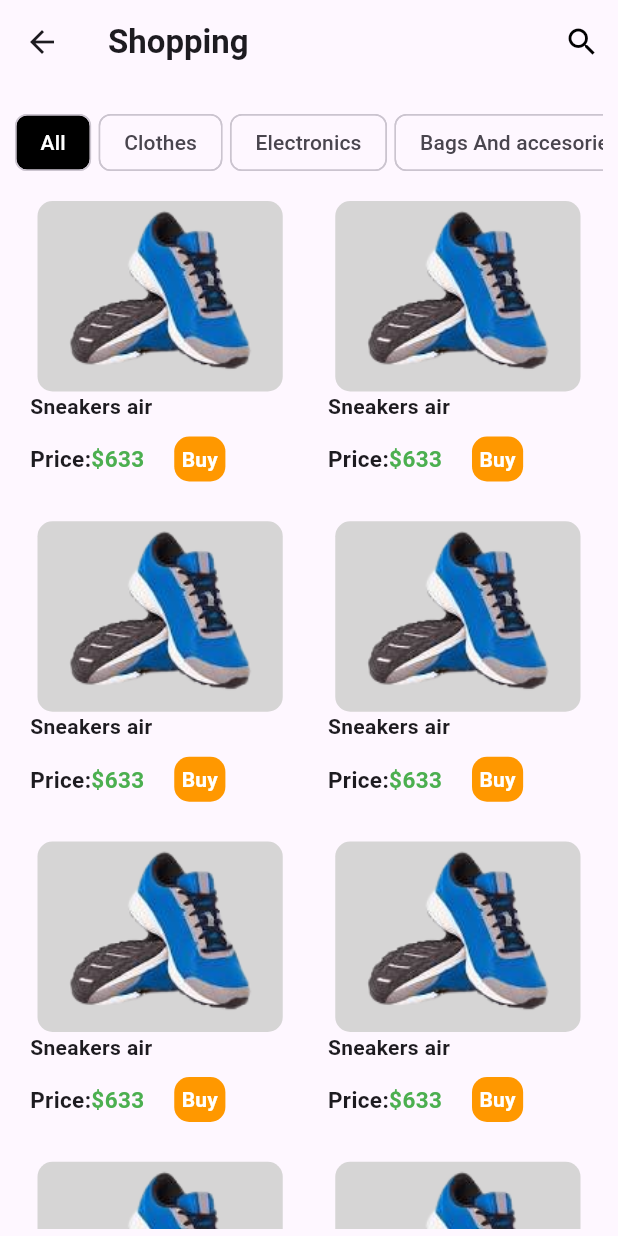
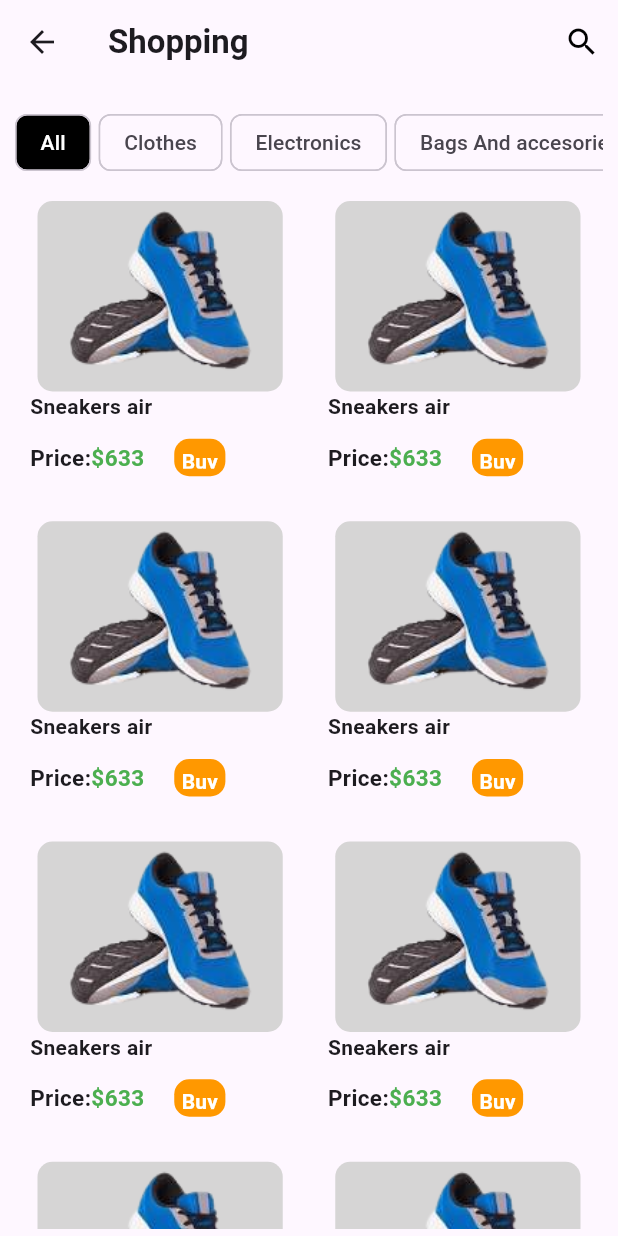
Before and after one commit to andrua-joshua/promote_uganda, a Flutter app: the screen it shows after launch, after a tap on "Promote Shop", on a phone screen of 412 x 824 dp. Run offline on Flutter 3.47's test engine with Material 2 defaults, Android fonts, the phone set to English and light mode, and no system bars.

Commit message:
more reds

```diff
--- a/lib/routes/home_screen/home_screen.dart
+++ b/lib/routes/home_screen/home_screen.dart
@@ -37,6 +37,8 @@ class homeScreen extends StatelessWidget {
                 onTap: (index) {
                   value.setIndex(index);
                 },
+                selectedItemColor: Colors.red,
+                unselectedItemColor: Colors.black,
                 items: const [
             BottomNavigationBarItem(icon: Icon(Icons.home), label: "Home"),
             BottomNavigationBarItem(
--- a/lib/routes/home_screen/home_tab/home_tab.dart
+++ b/lib/routes/home_screen/home_tab/home_tab.dart
@@ -13,7 +13,7 @@ class homeTab extends StatelessWidget {
           //backgroundColor: const Color.fromARGB(255, 18, 116, 228),
           title: const Text(
             "Hello [User]",
-            style: TextStyle(fontWeight: FontWeight.bold),
+            style: TextStyle(fontWeight: FontWeight.bold, color: Colors.white),
           ),
 
           actions: [
@@ -21,7 +21,7 @@ class homeTab extends StatelessWidget {
                 onPressed: () {},
                 icon: const Icon(
                   Icons.account_circle,
-                  size: 30,
+                  size: 30, color: Colors.white,
                 ))
           ],
           //onStretchTrigger: ,
--- a/lib/routes/home_screen/home_tab/widgets/home_tab_widgets.dart
+++ b/lib/routes/home_screen/home_tab/widgets/home_tab_widgets.dart
@@ -22,7 +22,7 @@ class scrollableNavWidget extends StatelessWidget {
                     padding: const EdgeInsets.all(4),
                     child: const Row(
                       children: [
-                        Icon(Icons.add_circle),
+                        Icon(Icons.add_circle, color: Colors.red,),
                         SizedBox(
                           width: 5,
                         ),
@@ -45,7 +45,7 @@ class scrollableNavWidget extends StatelessWidget {
                     padding: const EdgeInsets.all(4),
                     child: const Row(
                       children: [
-                        Icon(Icons.shop),
+                        Icon(Icons.shop, color: Colors.red,),
                         SizedBox(
                           width: 5,
                         ),
@@ -67,7 +67,7 @@ class scrollableNavWidget extends StatelessWidget {
                     padding: const EdgeInsets.all(4),
                     child: const Row(
                       children: [
-                        Icon(Icons.tv),
+                        Icon(Icons.tv, color: Colors.red,),
                         SizedBox(
                           width: 5,
                         ),
--- a/lib/routes/shopping/shopping_start_screen/widgets/shopping_start_screen_widget.dart
+++ b/lib/routes/shopping/shopping_start_screen/widgets/shopping_start_screen_widget.dart
@@ -91,9 +91,6 @@ class unitItemWidget extends StatelessWidget {
                 image: DecorationImage(
                     fit: BoxFit.contain, image: AssetImage(imgUrl))),
           ),
-          const SizedBox(
-            height: 0,
-          ),
           Padding(
             padding: const EdgeInsets.only(left: 10),
             child: Text(
@@ -102,9 +99,6 @@ class unitItemWidget extends StatelessWidget {
               overflow: TextOverflow.ellipsis,
               style: const TextStyle(fontWeight: FontWeight.bold),
             ),
-          ),
-          const SizedBox(
-            height: 1,
           ),
           Padding(
             padding: const EdgeInsets.only(left: 10),
@@ -131,7 +125,9 @@ class unitItemWidget extends StatelessWidget {
                   ),
                   TextButton(
                       onPressed: () {},
-                      child: Container(
+                      child: Center (
+                        child:Container(
+                        height: 25,
                         decoration: BoxDecoration(
                             borderRadius: BorderRadius.circular(10),
                             color: Colors.orange),
@@ -142,7 +138,7 @@ class unitItemWidget extends StatelessWidget {
                           style: TextStyle(
                               color: Colors.white, fontWeight: FontWeight.bold),
                         ),
-                      ))
+                      )))
                 ],
               ),
             ),
```
